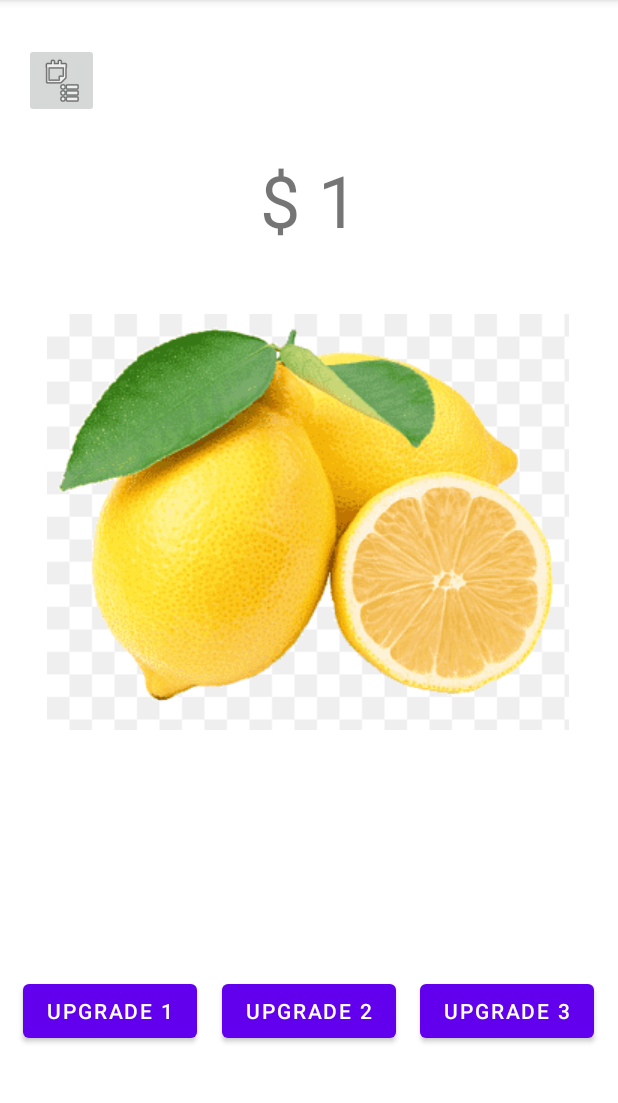
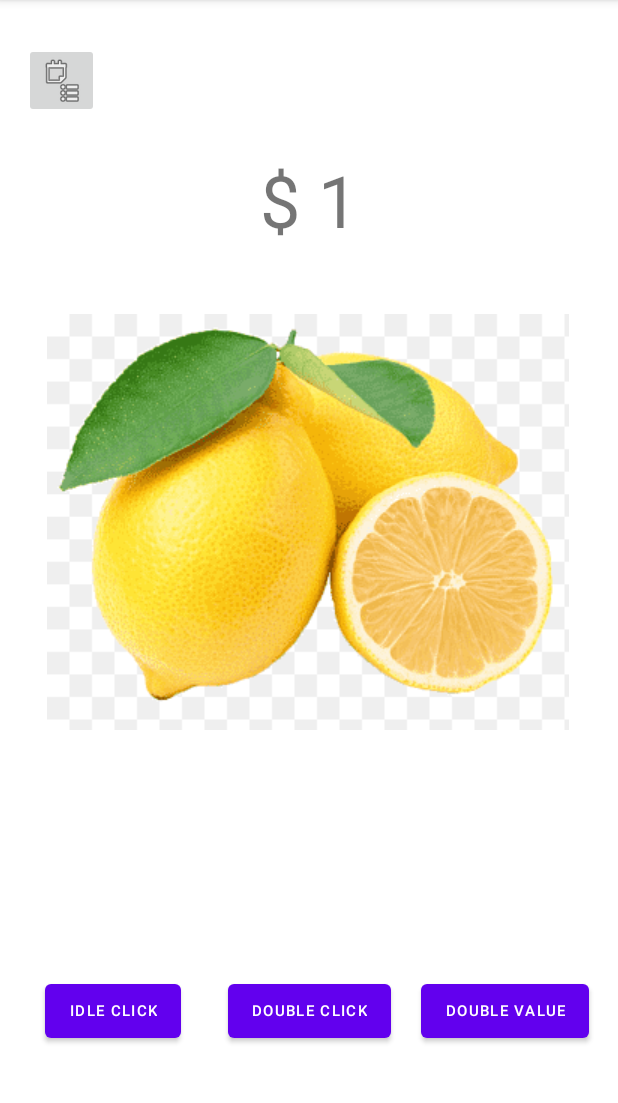
Before and after one commit to trendywalnut/SourSalesman, an Android app: the screen it shows after launch (MainActivity), after a tap on an icon or button, on a phone screen of 412 x 824 dp, the part 84-1187 px from its top. Run offline under Robolectric (Android 15) with nearby library versions, the phone set to English and light mode, and no system bars.

Commit message:
Upgradesss :)

```diff
--- a/SourSalesmen/app/src/main/java/com/example/soursalesmen/MainActivity.kt
+++ b/SourSalesmen/app/src/main/java/com/example/soursalesmen/MainActivity.kt
@@ -2,10 +2,8 @@ package com.example.soursalesmen
 
 import androidx.appcompat.app.AppCompatActivity
 import android.os.Bundle
-import android.widget.ImageButton
-import android.widget.ImageView
-import android.widget.TextView
-import android.widget.Toast
+import android.os.CountDownTimer
+import android.widget.*
 
 class MainActivity : AppCompatActivity() {
 
@@ -13,21 +11,27 @@ class MainActivity : AppCompatActivity() {
     private var lemonImage : ImageView? = null
     public var scoreText : TextView? = null
     private var moneyString : String? = "$0"
-    public var clickCount = 0
+    private var clickCount = 0
+    private var clickMultiplier = 1
+    private var valueMultiplier = 1
+
+    private var timerCooldown : Long = 1000
+    private var idleButton : Button? = null
+    private var idleLemons = false
+    private var clickButton : Button? = null
+    private var clickMultiplied = false
+    private var valueButton : Button? = null
+    private var valueMultiplied = false
 
     private var statsButton : ImageButton? = null
 
     override fun onCreate(savedInstanceState: Bundle?) {
         super.onCreate(savedInstanceState)
         setContentView(R.layout.activity_main)
-
         lemonImage = findViewById(R.id.lemonImage)
         scoreText = findViewById(R.id.scoreText)
         moneyString = resources.getString(R.string.money)
 
-        lemonImage!!.setOnClickListener {
-            clickLemonImage()
-        }
         statsButton = findViewById(R.id.statsButton)
         //stats = findViewById(R.id.statsMenu)
 
@@ -36,10 +40,66 @@ class MainActivity : AppCompatActivity() {
         statsButton!!.setOnClickListener{
             openMenu()
         }
+
+        idleButton = findViewById(R.id.button1)
+        idleButton!!.setOnClickListener{
+            clickButton1()
+        }
+        clickButton = findViewById((R.id.button2))
+        clickButton!!.setOnClickListener{
+            clickButton2()
+        }
+        valueButton = findViewById((R.id.button3))
+        valueButton!!.setOnClickListener{
+            clickButton3()
+        }
+
+        lemonImage!!.setOnClickListener {
+            clickLemonImage()
+        }
+
     }
 
+    fun initCountDownTimer(time: Long) {
+        object : CountDownTimer(time, 1000) {
+            override fun onTick(millisUntilFinished: Long) {
+            }
+
+            override fun onFinish() {
+                idleClick()
+                initCountDownTimer(timerCooldown)
+            }
+        }.start()
+    }
+
+    private fun clickButton1(){
+        if(!idleLemons){
+            initCountDownTimer(timerCooldown)
+            idleLemons = true
+        }
+    }
+    private  fun clickButton2(){
+        if(!clickMultiplied){
+            clickMultiplier += 2
+            clickMultiplied = true
+
+        }
+    }
+
+    private  fun clickButton3(){
+        if(!valueMultiplied){
+            valueMultiplier += 1
+            valueMultiplied = true
+        }
+    }
+
+    private fun idleClick(){
+        clickCount+=valueMultiplier
+
+        updateView()
+    }
     private fun clickLemonImage() {
-        clickCount++
+        clickCount+=clickMultiplier * valueMultiplier
 
         updateView()
     }
--- a/SourSalesmen/app/src/main/res/layout/activity_main.xml
+++ b/SourSalesmen/app/src/main/res/layout/activity_main.xml
@@ -31,10 +31,11 @@
         app:srcCompat="@drawable/lemon" />
 
     <Button
-        android:id="@+id/button"
+        android:id="@+id/button1"
         android:layout_width="wrap_content"
         android:layout_height="wrap_content"
-        android:text="Upgrade 1"
+        android:text="Idle Click"
+        android:textSize="10sp"
         app:layout_constraintBottom_toBottomOf="parent"
         app:layout_constraintEnd_toStartOf="@+id/button2"
         app:layout_constraintHorizontal_bias="0.484"
@@ -46,7 +47,8 @@
         android:id="@+id/button2"
         android:layout_width="wrap_content"
         android:layout_height="wrap_content"
-        android:text="Upgrade 2"
+        android:text="Double Click"
+        android:textSize="10sp"
         app:layout_constraintBottom_toBottomOf="parent"
         app:layout_constraintEnd_toEndOf="parent"
         app:layout_constraintStart_toStartOf="parent"
@@ -57,7 +59,8 @@
         android:id="@+id/button3"
         android:layout_width="wrap_content"
         android:layout_height="wrap_content"
-        android:text="Upgrade 3"
+        android:text="Double Value"
+        android:textSize="10sp"
         app:layout_constraintBottom_toBottomOf="parent"
         app:layout_constraintEnd_toEndOf="parent"
         app:layout_constraintHorizontal_bias="0.507"
```
